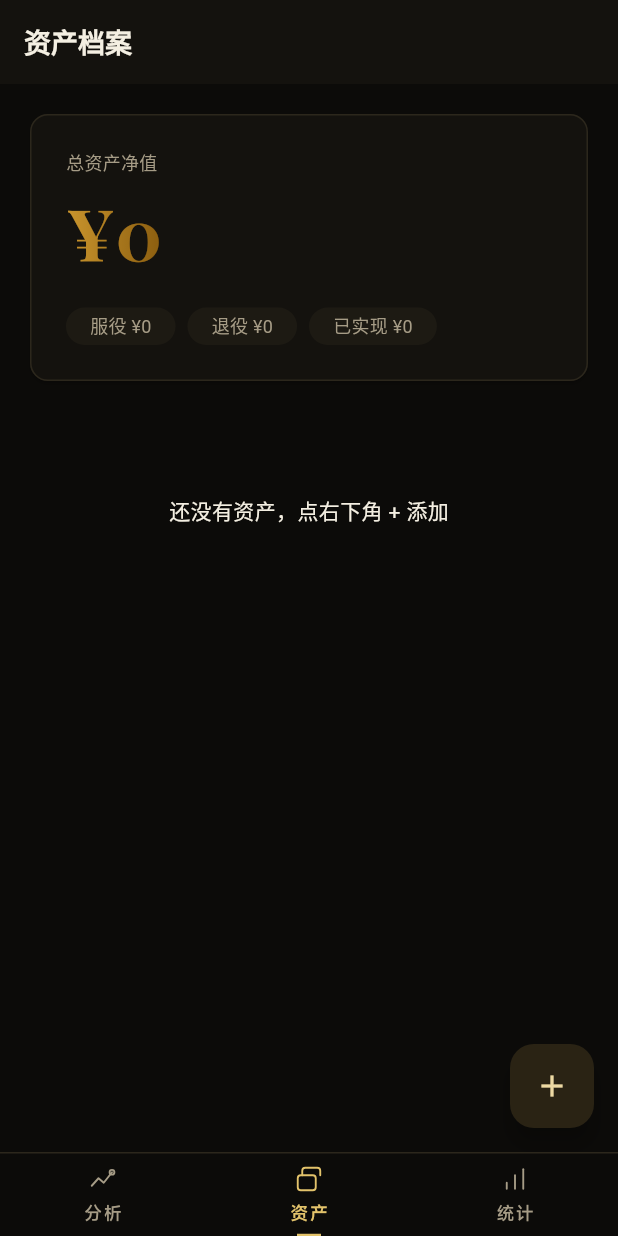
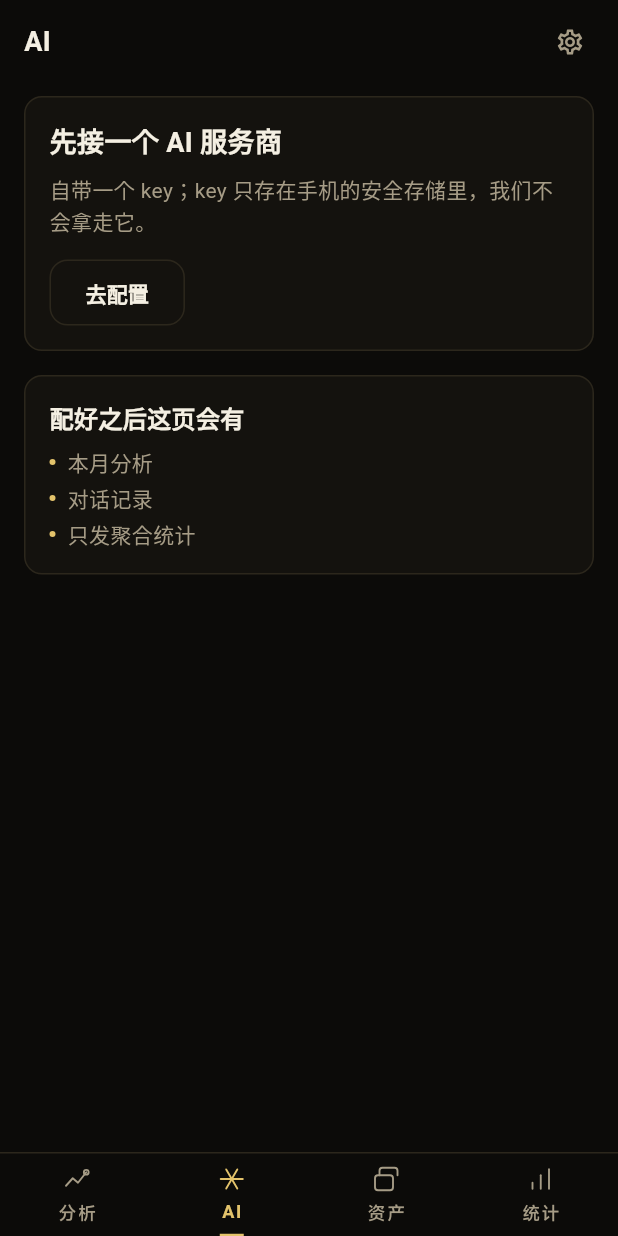
Before and after one commit to ZileiC/gringotts, a Flutter app: the screen it shows after launch, item 2 of the bottom bar chosen, on a phone screen of 412 x 824 dp. Run offline on Flutter 3.47's test engine with Material 3 defaults, Android fonts, the phone set to English and light mode, and no system bars; our stand-ins replace drift, fl_chart, flutter_riverpod, flutter_secure_storage, image_picker; missing offline and left inert: quick_actions; accounts and stored records are empty; generated files the repository leaves out were written again; statements that could not run were skipped; project files that could hold a hidden picture were left out.

Commit message:
WIP T-15: Part 3

```diff
--- /dev/null
+++ b/lib/pages/ai_page.dart
@@ -0,0 +1,224 @@
+import 'package:flutter/material.dart';
+import 'package:flutter_riverpod/flutter_riverpod.dart';
+
+import '../services/ai_providers.dart';
+import '../ui/tokens.dart';
+import 'ai_config_page.dart';
+
+/// AI tab: the fourth peer tab of the M2.0 IA (分析  AI  资产  统计).
+///
+/// T-15 ships the unconfigured guide state only (DESIGN_AI.md section 2.2 item
+/// 5). The month button, the analysis card, the conversation list and the
+/// 唤醒 AI key belong to T-16 / T-17; nothing here fabricates data.
+class AiPage extends ConsumerWidget {
+  const AiPage({super.key});
+
+  @override
+  Widget build(BuildContext context, WidgetRef ref) {
+    final configured =
+        ref.watch(aiConfigProvider).valueOrNull?.configured ?? false;
+    return Scaffold(
+      key: const Key('ai_page'),
+      backgroundColor: AppColors.canvas,
+      body: SafeArea(
+        child: Column(
+          children: [
+            const _AiTopBar(),
+            Expanded(
+              child: SingleChildScrollView(
+                padding: const EdgeInsets.fromLTRB(
+                  AppSpacing.m,
+                  AppSpacing.s,
+                  AppSpacing.m,
+                  AppSpacing.xl,
+                ),
+                child: Column(
+                  crossAxisAlignment: CrossAxisAlignment.stretch,
+                  children: [
+                    if (!configured) const _UnconfiguredGuide(),
+                    if (!configured) const SizedBox(height: AppSpacing.m),
+                    const _ComingCard(),
+                  ],
+                ),
+              ),
+            ),
+          ],
+        ),
+      ),
+    );
+  }
+}
+
+class _AiTopBar extends StatelessWidget {
+  const _AiTopBar();
+
+  @override
+  Widget build(BuildContext context) {
+    return SizedBox(
+      height: AppSpacing.topBarHeight,
+      child: Padding(
+        padding: const EdgeInsets.symmetric(horizontal: AppSpacing.s),
+        child: Row(
+          children: [
+            const SizedBox(width: AppSpacing.s),
+            const Text(
+              'AI',
+              style: TextStyle(
+                fontFamily: AppFont.uiFamily,
+                fontSize: AppFont.title,
+                fontWeight: FontWeight.w600,
+                color: AppColors.ink,
+              ),
+            ),
+            const Spacer(),
+            IconButton(
+              key: const Key('ai_config_entry'),
+              tooltip: 'AI 配置',
+              onPressed: () => Navigator.of(context).push(
+                MaterialPageRoute<void>(builder: (_) => const AiConfigPage()),
+              ),
+              icon: const Icon(
+                Icons.settings_outlined,
+                size: 20,
+                color: AppColors.inkSecondary,
+              ),
+            ),
+          ],
+        ),
+      ),
+    );
+  }
+}
+
+class _UnconfiguredGuide extends StatelessWidget {
+  const _UnconfiguredGuide();
+
+  @override
+  Widget build(BuildContext context) {
+    return _AiCard(
+      key: const Key('ai_unconfigured_guide'),
+      child: Column(
+        crossAxisAlignment: CrossAxisAlignment.start,
+        children: [
+          const Text(
+            '先接一个 AI 服务商',
+            style: TextStyle(
+              fontSize: AppFont.title,
+              fontWeight: FontWeight.w600,
+              color: AppColors.ink,
+            ),
+          ),
+          const SizedBox(height: AppSpacing.s),
+          const Text(
+            '自带一个 key；key 只存在手机的安全存储里，我们不会拿走它。',
+            style: TextStyle(
+              fontSize: AppFont.bodySm,
+              color: AppColors.inkSecondary,
+            ),
+          ),
+          const SizedBox(height: AppSpacing.m),
+          SizedBox(
+            height: AppSpacing.controlHeight,
+            child: OutlinedButton(
+              key: const Key('ai_go_configure'),
+              onPressed: () => _openConfig(context),
+              style: OutlinedButton.styleFrom(
+                foregroundColor: AppColors.ink,
+                side: const BorderSide(color: AppColors.hairline),
+                shape: RoundedRectangleBorder(
+                  borderRadius: BorderRadius.circular(AppRadius.m),
+                ),
+              ),
+              child: const Text('去配置'),
+            ),
+          ),
+        ],
+      ),
+    );
+  }
+
+  void _openConfig(BuildContext context) {
+    Navigator.of(context).push(
+      MaterialPageRoute<void>(builder: (_) => const AiConfigPage()),
+    );
+  }
+}
+
+class _ComingCard extends StatelessWidget {
+  const _ComingCard();
+
+  @override
+  Widget build(BuildContext context) {
+    return const _AiCard(
+      key: Key('ai_coming_card'),
+      child: Column(
+        crossAxisAlignment: CrossAxisAlignment.start,
+        children: [
+          Text(
+            '配好之后这页会有',
+            style: TextStyle(
+              fontSize: AppFont.body,
+              fontWeight: FontWeight.w600,
+              color: AppColors.ink,
+            ),
+          ),
+          SizedBox(height: AppSpacing.s),
+          _ComingRow(label: '本月分析'),
+          SizedBox(height: AppSpacing.xs),
+          _ComingRow(label: '对话记录'),
+          SizedBox(height: AppSpacing.xs),
+          _ComingRow(label: '只发聚合统计'),
+        ],
+      ),
+    );
+  }
+}
+
+class _ComingRow extends StatelessWidget {
+  const _ComingRow({required this.label});
+
+  final String label;
+
+  @override
+  Widget build(BuildContext context) {
+    return Row(
+      children: [
+        Container(
+          width: 4,
+          height: 4,
+          decoration: const BoxDecoration(
+            color: AppColors.goldAccent,
+            shape: BoxShape.circle,
+          ),
+        ),
+        const SizedBox(width: AppSpacing.s),
+        Text(
+          label,
+          style: const TextStyle(
+            fontSize: AppFont.bodySm,
+            color: AppColors.inkSecondary,
+          ),
+        ),
+      ],
+    );
+  }
+}
+
+class _AiCard extends StatelessWidget {
+  const _AiCard({super.key, required this.child});
+
+  final Widget child;
+
+  @override
+  Widget build(BuildContext context) {
+    return Container(
+      padding: const EdgeInsets.all(AppSpacing.m),
+      decoration: BoxDecoration(
+        color: AppColors.surface,
+        borderRadius: BorderRadius.circular(AppRadius.m),
+        border: Border.all(color: AppColors.hairline),
+      ),
+      child: child,
+    );
+  }
+}
--- a/lib/pages/home_shell.dart
+++ b/lib/pages/home_shell.dart
@@ -2,16 +2,17 @@ import 'package:flutter/material.dart';
 
 import '../ui/line_icons.dart';
 import '../ui/tokens.dart';
+import 'ai_page.dart';
 import 'assets_page.dart';
 import 'home_page.dart';
 import 'quick_entry_page.dart';
 import 'stats_page.dart';
 
-/// Root shell (T-12c / T-14b): three peer tabs only.
+/// Root shell (T-12c / T-14b, M2.0 IA): four peer tabs only.
 ///
 /// IA ruling (2026-09-14): the 记一笔 action belongs to the analysis page and
-/// lives in its top bar; the bottom bar carries nothing but the three peer
-/// tabs. The speed-entry page is the analysis page's child, so returning from
+/// lives in its top bar; the bottom bar carries nothing but the peer tabs
+/// (分析 / AI / 资产 / 统计). The speed-entry page is the analysis page's child, so returning from
 /// it always lands on analysis.
 class HomeShell extends StatefulWidget {
   const HomeShell({super.key});
@@ -41,6 +42,7 @@ class _HomeShellState extends State<HomeShell> {
         index: _index,
         children: [
           HomePage(onRecord: _openQuickEntry),
+          const AiPage(),
           const AssetsPage(),
           const StatsPage(),
         ],
@@ -53,8 +55,8 @@ class _HomeShellState extends State<HomeShell> {
   }
 }
 
-/// Bottom bar (T-14b / DESIGN_MAIN section 8.3): exactly the three peer tabs,
-/// nothing else. A fixed [AppSpacing.navTabHeight] row keeps the bar height
+/// Bottom bar (T-14b / DESIGN_MAIN section 8.3 + DESIGN_AI.md section 1):
+/// the four peer tabs, nothing else. A fixed [AppSpacing.navTabHeight] row keeps the bar height
 /// identical on every tab. Each tab is a hand-drawn 1.25px line icon plus a
 /// MiSans label; the selected tab is gold with a 16x1.5 gold line sliding
 /// under it (180ms; reduce-motion switches without displacement).
@@ -99,7 +101,10 @@ class _BottomTabs extends StatelessWidget {
               // the 180ms move is a position transition, not a rebuild blink.
               AnimatedAlign(
                 key: const Key('tab_selected_indicator_slide'),
-                alignment: Alignment(index - 1.0, 1),
+                alignment: Alignment(
+                  _tabs.length > 1 ? index * 2 / (_tabs.length - 1) - 1 : 0,
+                  1,
+                ),
                 duration:
                     animationsDisabled ? Duration.zero : AppMotion.tabIndicator,
                 curve: Curves.easeOutCubic,
@@ -135,6 +140,7 @@ class _TabSpec {
 
 const List<_TabSpec> _tabs = <_TabSpec>[
   _TabSpec(Key('tab_home'), '分析', LineTabIcon.analysis, Key('tab_icon_home')),
+  _TabSpec(Key('tab_ai'), 'AI', LineTabIcon.ai, Key('tab_icon_ai')),
   _TabSpec(Key('tab_assets'), '资产', LineTabIcon.assets, Key('tab_icon_assets')),
   _TabSpec(Key('tab_stats'), '统计', LineTabIcon.stats, Key('tab_icon_stats')),
 ];
```
Also changed, not shown: 3 other files.
